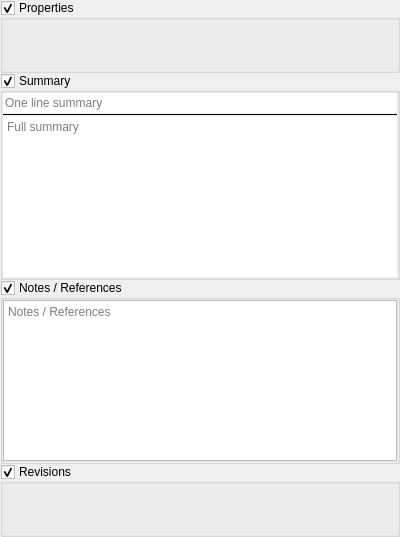
Qt form manuskript/ui/views/metadataView_ui.ui (olivierkes/manuskript) before a commit.
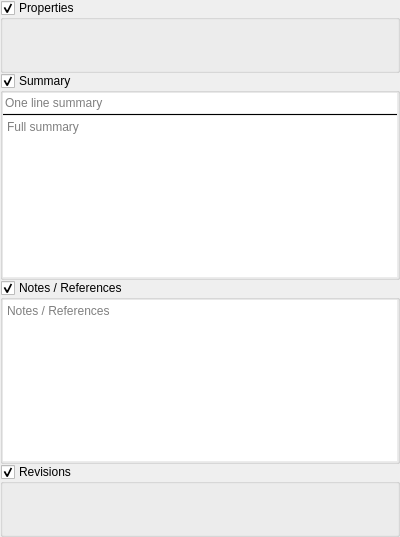
The same form after that commit. Custom widgets are drawn as their Qt base class.

```diff
--- a/manuskript/ui/views/metadataView_ui.ui
+++ b/manuskript/ui/views/metadataView_ui.ui
@@ -173,6 +173,9 @@
       </property>
       <item>
        <widget class="textEditCompleter" name="txtNotes">
+        <property name="frameShape">
+         <enum>QFrame::NoFrame</enum>
+        </property>
         <property name="placeholderText">
          <string>Notes / References</string>
         </property>
```
